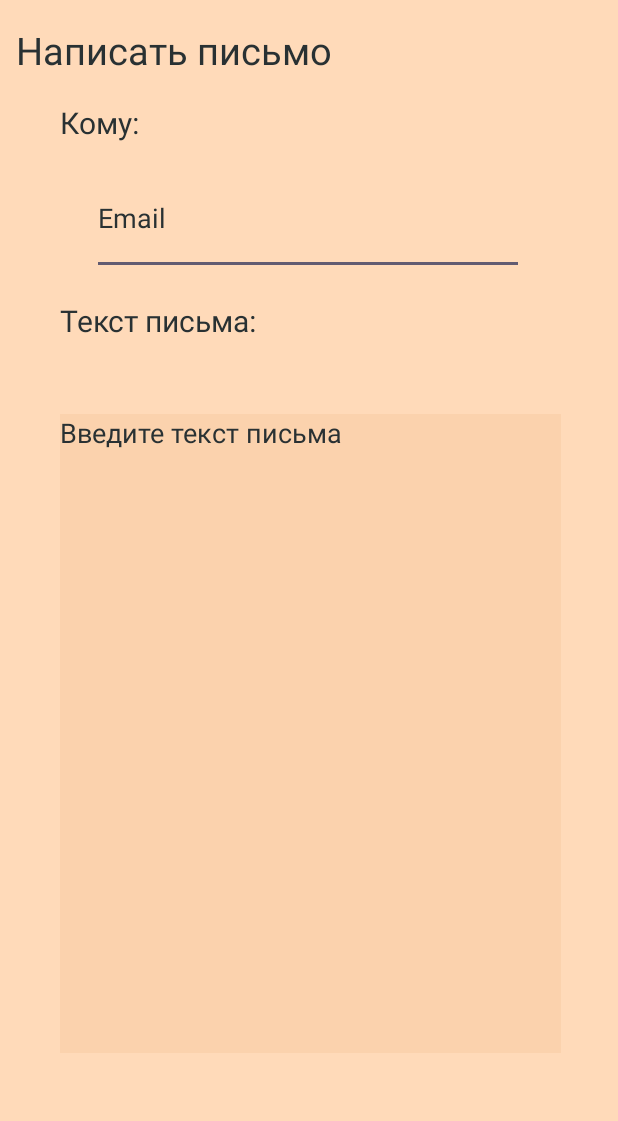
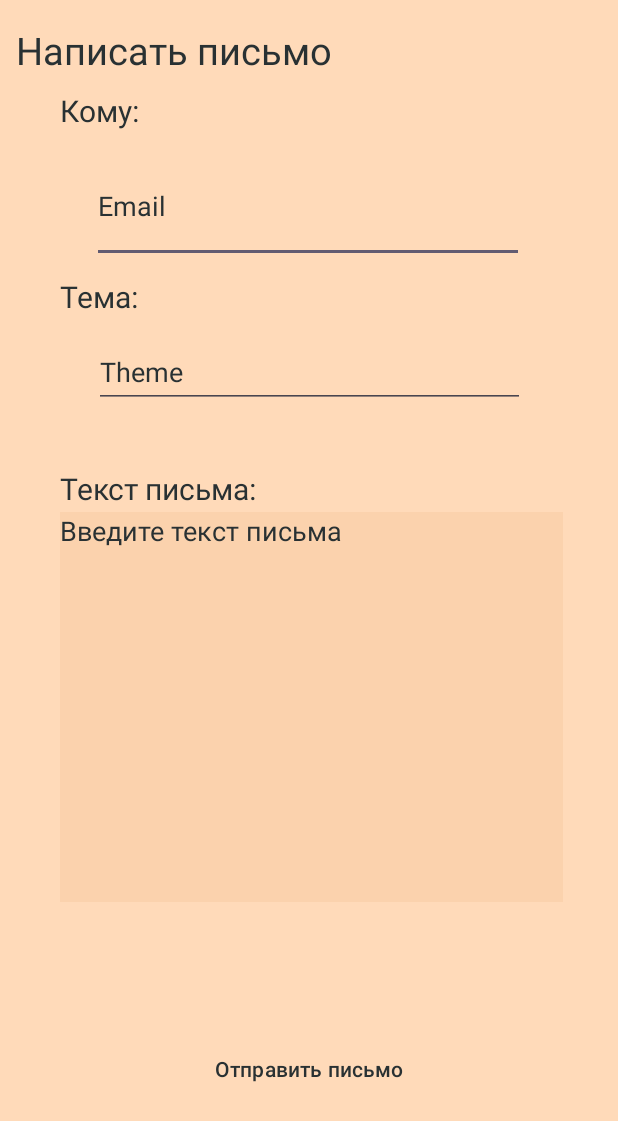
Before and after one commit to CaptainFearist/Vsplivkashik, an Android app: the MainActivity3 screen opened directly, with no data from a screen before it, on a phone screen of 412 x 824 dp. Shown: the top 1121 px of the screen. Run offline under Robolectric (Android 15) with nearby library versions, the phone set to English and light mode, and no system bars.

Commit message:
Email dispatch

```diff
--- a/app/build.gradle.kts
+++ b/app/build.gradle.kts
@@ -33,10 +33,9 @@ android {
 }
 
 dependencies {
-
     implementation("androidx.appcompat:appcompat:1.6.1")
     implementation("com.google.android.material:material:1.11.0")
-    implementation ("com.sun.mail:android-activation:1.6.7")
+
     implementation("androidx.constraintlayout:constraintlayout:2.1.4")
     testImplementation("junit:junit:4.13.2")
     androidTestImplementation("androidx.test.ext:junit:1.1.5")
--- a/app/src/main/java/com/example/vsplivkashik/MainActivity3.java
+++ b/app/src/main/java/com/example/vsplivkashik/MainActivity3.java
@@ -1,23 +1,42 @@
 package com.example.vsplivkashik;
 
-import androidx.appcompat.app.AppCompatActivity;
-
+import android.content.Intent;
 import android.os.Bundle;
 import android.widget.Button;
 import android.widget.EditText;
+import androidx.appcompat.app.AppCompatActivity;
 
 public class MainActivity3 extends AppCompatActivity {
 
-    private EditText editTextEmailAddress;
-    private EditText editTextEmailText;
-    private Button buttonSend;
+    Button button;
+    EditText sendto, subject, body;
 
     @Override
     protected void onCreate(Bundle savedInstanceState) {
         super.onCreate(savedInstanceState);
         setContentView(R.layout.activity_main3);
 
+        sendto = findViewById(R.id.editTextTextEmailAddress);
+        subject = findViewById(R.id.editTextText);
+        body = findViewById(R.id.editTextEmailText);
+        button = findViewById(R.id.buttonSend);
+
+        button.setOnClickListener(view -> {
+            String emailsend = sendto.getText().toString();
+            String emailsubject = subject.getText().toString();
+            String emailbody = body.getText().toString();
+
+            Intent intent = new Intent(Intent.ACTION_SEND);
+
+            intent.putExtra(Intent.EXTRA_EMAIL, new String[]{emailsend});
+            intent.putExtra(Intent.EXTRA_SUBJECT, emailsubject);
+            intent.putExtra(Intent.EXTRA_TEXT, emailbody);
+
+            intent.setType("message/rfc822");
+
+            intent.setPackage("com.google.android.gm");
+
+            startActivity(intent);
+        });
     }
-
-
 }
--- a/app/src/main/res/layout/activity_main.xml
+++ b/app/src/main/res/layout/activity_main.xml
@@ -87,6 +87,7 @@
                     android:gravity="center"
                     android:text="@string/btn_MyPosts"
                     android:textColor="@color/dark_gray" />
+
             </LinearLayout>
         </LinearLayout>
 
@@ -97,6 +98,7 @@
             android:orientation="vertical"
             app:layout_constraintBottom_toBottomOf="parent"
             app:layout_constraintEnd_toEndOf="parent"
+            app:layout_constraintHorizontal_bias="0.666"
             app:layout_constraintStart_toStartOf="parent">
 
             <LinearLayout
--- a/app/src/main/res/layout/activity_main2.xml
+++ b/app/src/main/res/layout/activity_main2.xml
@@ -42,7 +42,7 @@
                     android:id="@+id/imageView4"
                     android:layout_width="match_parent"
                     android:layout_height="wrap_content"
-                    tools:srcCompat="@drawable/gmail" />
+                    android:src="@drawable/gmail" />
             </LinearLayout>
 
             <LinearLayout
@@ -88,7 +88,7 @@
                     android:id="@+id/imageView5"
                     android:layout_width="match_parent"
                     android:layout_height="wrap_content"
-                    tools:srcCompat="@drawable/yandex" />
+                    android:src="@drawable/yandex" />
             </LinearLayout>
 
             <LinearLayout
@@ -135,7 +135,7 @@
                     android:id="@+id/imageView6"
                     android:layout_width="match_parent"
                     android:layout_height="wrap_content"
-                    tools:srcCompat="@drawable/netflix" />
+                    android:src="@drawable/netflix" />
             </LinearLayout>
 
             <LinearLayout
--- a/app/src/main/res/layout/activity_main3.xml
+++ b/app/src/main/res/layout/activity_main3.xml
@@ -6,9 +6,6 @@
     android:layout_height="match_parent"
     android:background="@color/peach"
     tools:context=".MainActivity3">
-
-
-
 
     <TextView
         android:id="@+id/textView"
@@ -27,24 +24,35 @@
         android:id="@+id/editTextTextEmailAddress"
         android:layout_width="288dp"
         android:layout_height="75dp"
-        android:layout_marginTop="108dp"
+        android:layout_marginTop="100dp"
         android:ems="10"
+        android:hint="@string/btn_email"
+        android:inputType="textEmailAddress"
         android:textColor="@color/dark_gray"
         android:textColorHint="@color/dark_gray"
-        android:inputType="textEmailAddress"
-        android:hint="@string/btn_email"
         app:layout_constraintEnd_toEndOf="parent"
         app:layout_constraintHorizontal_bias="0.495"
         app:layout_constraintStart_toStartOf="parent"
-        app:layout_constraintTop_toTopOf="parent"
-        />
+        app:layout_constraintTop_toTopOf="parent" />
+
+    <TextView
+        android:id="@+id/textView5"
+        android:layout_width="wrap_content"
+        android:layout_height="wrap_content"
+        android:layout_marginStart="40dp"
+        android:layout_marginTop="60dp"
+        android:text="Кому:"
+        android:textColor="@color/dark_gray"
+        android:textSize="20sp"
+        app:layout_constraintStart_toStartOf="parent"
+        app:layout_constraintTop_toTopOf="parent" />
 
     <TextView
         android:id="@+id/textView6"
         android:layout_width="wrap_content"
         android:layout_height="wrap_content"
         android:layout_marginStart="40dp"
-        android:layout_marginTop="200dp"
+        android:layout_marginTop="312dp"
         android:text="Текст письма:"
         android:textColor="@color/dark_gray"
         android:textSize="20sp"
@@ -53,8 +61,8 @@
 
     <EditText
         android:id="@+id/editTextEmailText"
-        android:layout_width="334dp"
-        android:layout_height="426dp"
+        android:layout_width="335dp"
+        android:layout_height="260dp"
         android:layout_marginStart="40dp"
         android:layout_marginTop="2dp"
         android:layout_marginEnd="40dp"
@@ -63,24 +71,55 @@
         android:gravity="top"
         android:hint="Введите текст письма"
         android:inputType="textMultiLine"
-        android:textColor="@color/black"
+        android:textColor="@color/dark_gray"
         android:textColorHint="@color/dark_gray"
         app:layout_constraintBottom_toBottomOf="parent"
         app:layout_constraintEnd_toEndOf="parent"
         app:layout_constraintHorizontal_bias="0.0"
         app:layout_constraintStart_toStartOf="parent"
-        app:layout_constraintTop_toBottomOf="@+id/textView6" />
+        app:layout_constraintTop_toBottomOf="@+id/textView6"
+        app:layout_constraintVertical_bias="0.0" />
 
     <TextView
-        android:id="@+id/textView5"
+        android:id="@+id/textView21"
+        android:layout_width="59dp"
+        android:layout_height="29dp"
+        android:layout_marginTop="84dp"
+        android:text="Тема:"
+        android:textColor="@color/dark_gray"
+        android:textSize="20sp"
+        app:layout_constraintEnd_toEndOf="parent"
+        app:layout_constraintHorizontal_bias="0.113"
+        app:layout_constraintStart_toStartOf="parent"
+        app:layout_constraintTop_toTopOf="@+id/editTextTextEmailAddress" />
+
+    <EditText
+        android:id="@+id/editTextText"
+        android:layout_width="287dp"
+        android:layout_height="48dp"
+        android:layout_marginBottom="40dp"
+        android:ems="10"
+        android:inputType="text"
+        android:hint="Theme"
+        android:textColorHint="@color/dark_gray"
+        android:textColor="@color/dark_gray"
+        app:layout_constraintBottom_toTopOf="@+id/textView6"
+        app:layout_constraintEnd_toEndOf="parent"
+        app:layout_constraintStart_toStartOf="parent"
+        app:layout_constraintTop_toBottomOf="@+id/editTextTextEmailAddress"
+        app:layout_constraintVertical_bias="1.0" />
+
+    <Button
+        android:id="@+id/buttonSend"
         android:layout_width="wrap_content"
         android:layout_height="wrap_content"
-        android:layout_marginStart="40dp"
-        android:layout_marginTop="68dp"
-        android:text="Кому:"
-        android:textSize="20sp"
+        android:text="Отправить письмо"
+        android:textColor="@color/dark_gray"
+        android:background="@android:color/transparent"
+        app:layout_constraintBottom_toBottomOf="parent"
+        app:layout_constraintEnd_toEndOf="parent"
         app:layout_constraintStart_toStartOf="parent"
-        app:layout_constraintTop_toTopOf="parent"
-        android:textColor="@color/dark_gray"/>
+        app:layout_constraintTop_toBottomOf="@+id/editTextEmailText" />
+
 
 </androidx.constraintlayout.widget.ConstraintLayout>
```
Lines whose indentation alone changed are shown as unchanged.
